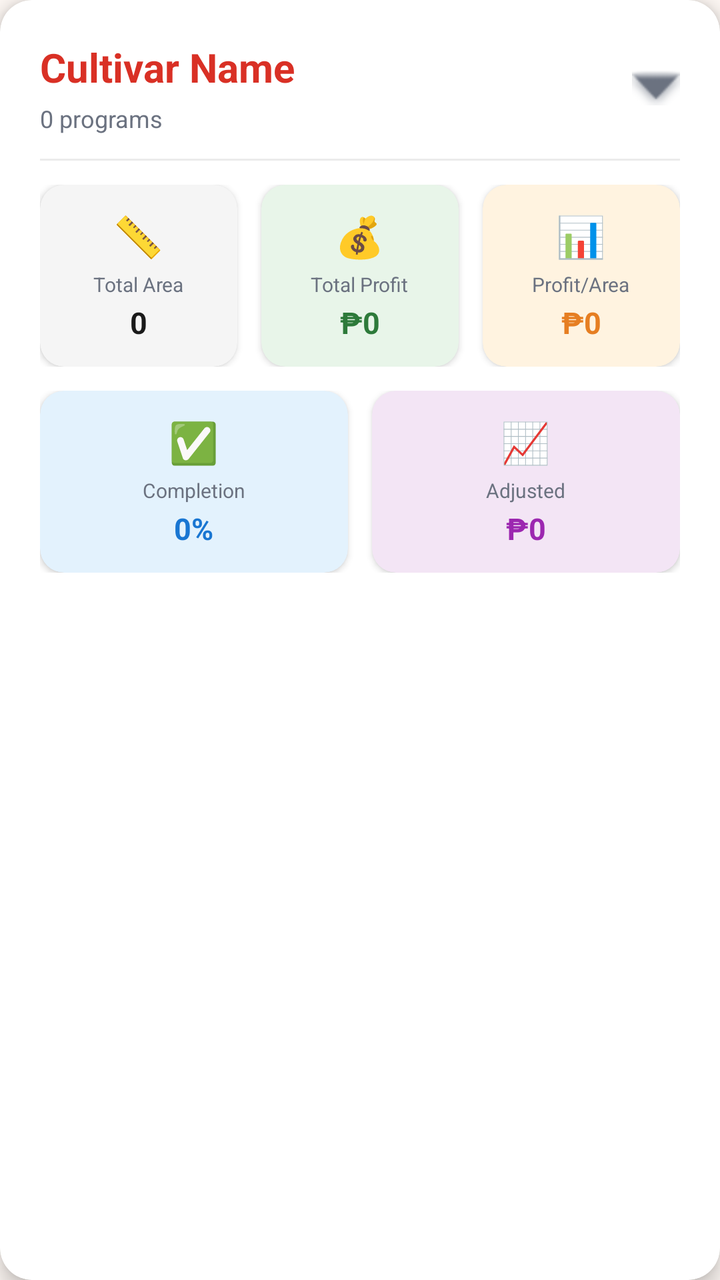
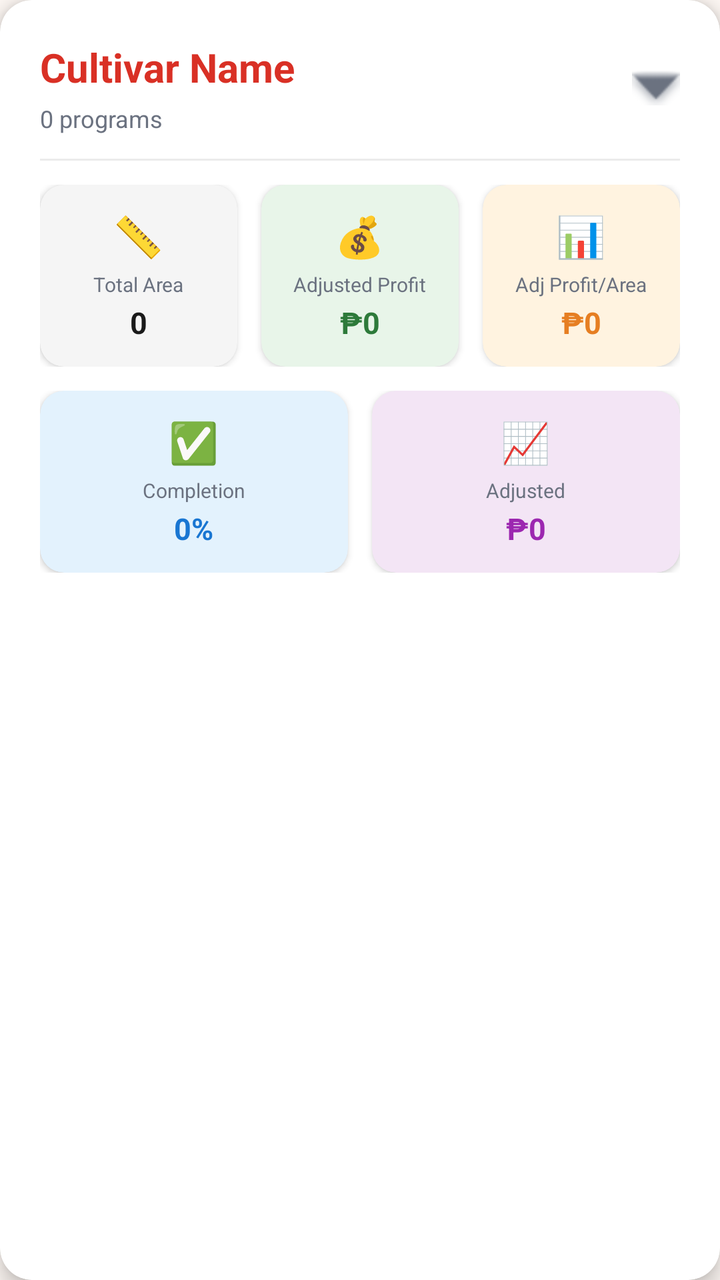

Screens rendered from an Android XML layout before and after an edit, with the pre-edit source and the edit as a unified diff.
<!-- AndroidManifest.xml: application theme Theme.TomatoApp -->
<!-- res/layout/item_cultivar_expandable.xml -->
<?xml version="1.0" encoding="utf-8"?>
<androidx.cardview.widget.CardView xmlns:android="http://schemas.android.com/apk/res/android"
    xmlns:app="http://schemas.android.com/apk/res-auto"
    android:layout_width="match_parent"
    android:layout_height="wrap_content"
    android:layout_marginStart="8dp"
    android:layout_marginEnd="8dp"
    android:layout_marginBottom="12dp"
    app:cardCornerRadius="16dp"
    app:cardElevation="6dp"
    app:cardBackgroundColor="@color/white"
    android:foreground="?attr/selectableItemBackground"
    android:clickable="true"
    android:focusable="true">

    <LinearLayout
        android:layout_width="match_parent"
        android:layout_height="wrap_content"
        android:orientation="vertical"
        android:padding="20dp">

        
        <LinearLayout
            android:layout_width="match_parent"
            android:layout_height="wrap_content"
            android:orientation="horizontal"
            android:gravity="center_vertical">

            <LinearLayout
                android:layout_width="0dp"
                android:layout_height="wrap_content"
                android:layout_weight="1"
                android:orientation="vertical">

                <TextView
                    android:id="@+id/cultivarNameHeader"
                    android:layout_width="wrap_content"
                    android:layout_height="wrap_content"
                    android:text="Cultivar Name"
                    android:textStyle="bold"
                    android:textSize="20sp"
                    android:textColor="@color/tomato_red" />

                <TextView
                    android:id="@+id/cultivarProgramCount"
                    android:layout_width="wrap_content"
                    android:layout_height="wrap_content"
                    android:text="0 programs"
                    android:textColor="@color/text_secondary"
                    android:textSize="12sp"
                    android:layout_marginTop="4dp" />
            </LinearLayout>

            
            <ImageView
                android:id="@+id/expandIcon"
                android:layout_width="24dp"
                android:layout_height="24dp"
                android:src="@android:drawable/arrow_down_float"
                android:contentDescription="Expand"
                app:tint="@color/text_secondary" />
        </LinearLayout>

        
        <View
            android:layout_width="match_parent"
            android:layout_height="1dp"
            android:background="@color/divider"
            android:layout_marginTop="12dp"
            android:layout_marginBottom="12dp" />

        
        <LinearLayout
            android:layout_width="match_parent"
            android:layout_height="wrap_content"
            android:orientation="horizontal"
            android:weightSum="3">

            <com.google.android.material.card.MaterialCardView
                android:layout_width="0dp"
                android:layout_height="wrap_content"
                android:layout_weight="1"
                android:layout_marginEnd="6dp"
                app:cardCornerRadius="12dp"
                app:cardElevation="2dp"
                app:cardBackgroundColor="#F5F5F5"
                app:strokeWidth="0dp">

                <LinearLayout
                    android:layout_width="match_parent"
                    android:layout_height="wrap_content"
                    android:orientation="vertical"
                    android:gravity="center"
                    android:padding="12dp">

                    <TextView
                        android:layout_width="wrap_content"
                        android:layout_height="wrap_content"
                        android:text="📏"
                        android:textSize="20sp"
                        android:layout_marginBottom="4dp" />

                    <TextView
                        android:layout_width="wrap_content"
                        android:layout_height="wrap_content"
                        android:text="Total Area"
                        android:textSize="10sp"
                        android:textColor="@color/text_secondary" />
                    <TextView
                        android:id="@+id/totalArea"
                        android:layout_width="wrap_content"
                        android:layout_height="wrap_content"
                        android:text="0"
                        android:textSize="15sp"
                        android:textStyle="bold"
                        android:textColor="@color/text_primary"
                        android:layout_marginTop="2dp" />
                </LinearLayout>
            </com.google.android.material.card.MaterialCardView>

            <com.google.android.material.card.MaterialCardView
                android:layout_width="0dp"
                android:layout_height="wrap_content"
                android:layout_weight="1"
                android:layout_marginStart="6dp"
                android:layout_marginEnd="6dp"
                app:cardCornerRadius="12dp"
                app:cardElevation="2dp"
                app:cardBackgroundColor="#E8F5E9"
                app:strokeWidth="0dp">

                <LinearLayout
                    android:layout_width="match_parent"
                    android:layout_height="wrap_content"
                    android:orientation="vertical"
                    android:gravity="center"
                    android:padding="12dp">

                    <TextView
                        android:layout_width="wrap_content"
                        android:layout_height="wrap_content"
                        android:text="💰"
                        android:textSize="20sp"
                        android:layout_marginBottom="4dp" />

                    <TextView
                        android:layout_width="wrap_content"
                        android:layout_height="wrap_content"
                        android:text="Total Profit"
                        android:textSize="10sp"
                        android:textColor="@color/text_secondary" />
                    <TextView
                        android:id="@+id/totalProfit"
                        android:layout_width="wrap_content"
                        android:layout_height="wrap_content"
                        android:text="₱0"
                        android:textSize="15sp"
                        android:textStyle="bold"
                        android:textColor="@color/sidebar_dark_green"
                        android:layout_marginTop="2dp" />
                </LinearLayout>
            </com.google.android.material.card.MaterialCardView>

            <com.google.android.material.card.MaterialCardView
                android:layout_width="0dp"
                android:layout_height="wrap_content"
                android:layout_weight="1"
                android:layout_marginStart="6dp"
                app:cardCornerRadius="12dp"
                app:cardElevation="2dp"
                app:cardBackgroundColor="#FFF3E0"
                app:strokeWidth="0dp">

                <LinearLayout
                    android:layout_width="match_parent"
                    android:layout_height="wrap_content"
                    android:orientation="vertical"
                    android:gravity="center"
                    android:padding="12dp">

                    <TextView
                        android:layout_width="wrap_content"
                        android:layout_height="wrap_content"
                        android:text="📊"
                        android:textSize="20sp"
                        android:layout_marginBottom="4dp" />

                    <TextView
                        android:layout_width="wrap_content"
                        android:layout_height="wrap_content"
                        android:text="Profit/Area"
                        android:textSize="10sp"
                        android:textColor="@color/text_secondary" />
                    <TextView
                        android:id="@+id/profitPerArea"
                        android:layout_width="wrap_content"
                        android:layout_height="wrap_content"
                        android:text="₱0"
                        android:textSize="15sp"
                        android:textStyle="bold"
                        android:textColor="@color/warm_orange"
                        android:layout_marginTop="2dp" />
                </LinearLayout>
            </com.google.android.material.card.MaterialCardView>
        </LinearLayout>

        <LinearLayout
            android:layout_width="match_parent"
            android:layout_height="wrap_content"
            android:orientation="horizontal"
            android:layout_marginTop="12dp"
            android:weightSum="2">

            <com.google.android.material.card.MaterialCardView
                android:layout_width="0dp"
                android:layout_height="wrap_content"
                android:layout_weight="1"
                android:layout_marginEnd="6dp"
                app:cardCornerRadius="12dp"
                app:cardElevation="2dp"
                app:cardBackgroundColor="#E3F2FD"
                app:strokeWidth="0dp">

                <LinearLayout
                    android:layout_width="match_parent"
                    android:layout_height="wrap_content"
                    android:orientation="vertical"
                    android:gravity="center"
                    android:padding="12dp">

                    <TextView
                        android:layout_width="wrap_content"
                        android:layout_height="wrap_content"
                        android:text="✅"
                        android:textSize="20sp"
                        android:layout_marginBottom="4dp" />

                    <TextView
                        android:layout_width="wrap_content"
                        android:layout_height="wrap_content"
                        android:text="Completion"
                        android:textSize="10sp"
                        android:textColor="@color/text_secondary" />
                    <TextView
                        android:id="@+id/avgCompletionRate"
                        android:layout_width="wrap_content"
                        android:layout_height="wrap_content"
                        android:text="0%"
                        android:textSize="15sp"
                        android:textStyle="bold"
                        android:textColor="@color/scan_blue"
                        android:layout_marginTop="2dp" />
                </LinearLayout>
            </com.google.android.material.card.MaterialCardView>

            <com.google.android.material.card.MaterialCardView
                android:layout_width="0dp"
                android:layout_height="wrap_content"
                android:layout_weight="1"
                android:layout_marginStart="6dp"
                app:cardCornerRadius="12dp"
                app:cardElevation="2dp"
                app:cardBackgroundColor="#F3E5F5"
                app:strokeWidth="0dp">

                <LinearLayout
                    android:layout_width="match_parent"
                    android:layout_height="wrap_content"
                    android:orientation="vertical"
                    android:gravity="center"
                    android:padding="12dp">

                    <TextView
                        android:layout_width="wrap_content"
                        android:layout_height="wrap_content"
                        android:text="📈"
                        android:textSize="20sp"
                        android:layout_marginBottom="4dp" />

                    <TextView
                        android:layout_width="wrap_content"
                        android:layout_height="wrap_content"
                        android:text="Adjusted"
                        android:textSize="10sp"
                        android:textColor="@color/text_secondary" />
                    <TextView
                        android:id="@+id/adjustedProfit"
                        android:layout_width="wrap_content"
                        android:layout_height="wrap_content"
                        android:text="₱0"
                        android:textSize="15sp"
                        android:textStyle="bold"
                        android:textColor="#9C27B0"
                        android:layout_marginTop="2dp" />
                </LinearLayout>
            </com.google.android.material.card.MaterialCardView>
        </LinearLayout>

        
        <androidx.recyclerview.widget.RecyclerView
            android:id="@+id/workProgramsRecyclerView"
            android:layout_width="match_parent"
            android:layout_height="wrap_content"
            android:layout_marginTop="12dp"
            android:visibility="gone"
            android:nestedScrollingEnabled="false" />

    </LinearLayout>

</androidx.cardview.widget.CardView>
<!-- resources referenced by this layout -->
<resources>
  <color name="divider">#14000000</color>
  <color name="scan_blue">#1976D2</color>
  <color name="sidebar_dark_green">#2D7A3A</color>
  <color name="text_primary">#1A1A1A</color>
  <color name="text_secondary">#6B7280</color>
  <color name="tomato_red">#D93025</color>
  <color name="warm_orange">#E67E22</color>
  <color name="white">#FFFFFFFF</color>
  <style name="Theme.TomatoApp" parent="Base.Theme.TomatoApp" />
  <style name="Base.Theme.TomatoApp" parent="Theme.Material3.DayNight.NoActionBar">
          
          <item name="colorPrimary">@color/tomato_red</item>
          <item name="colorOnPrimary">@color/white</item>
          <item name="colorSecondary">@color/fresh_green</item>
          <item name="colorOnSecondary">@color/white</item>
          <item name="colorSurface">@color/surface</item>
          <item name="colorOnSurface">@color/text_primary</item>
          <item name="colorError">@color/error</item>
          <item name="android:windowBackground">@color/bg_light_gray</item>
      </style>
  <color name="fresh_green">#3DBE5A</color>
  <color name="surface">#FFFFFF</color>
  <color name="error">#D93025</color>
  <color name="bg_light_gray">#FFF9F5</color>
</resources>

<!-- the commit's change to res/layout/item_cultivar_expandable.xml (unified diff, before → after) -->
@@ -146,7 +146,7 @@
                     <TextView
                         android:layout_width="wrap_content"
                         android:layout_height="wrap_content"
-                        android:text="Total Profit"
+                        android:text="Adjusted Profit"
                         android:textSize="10sp"
                         android:textColor="@color/text_secondary" />
                     <TextView
@@ -188,7 +188,7 @@
                     <TextView
                         android:layout_width="wrap_content"
                         android:layout_height="wrap_content"
-                        android:text="Profit/Area"
+                        android:text="Adj Profit/Area"
                         android:textSize="10sp"
                         android:textColor="@color/text_secondary" />
                     <TextView
